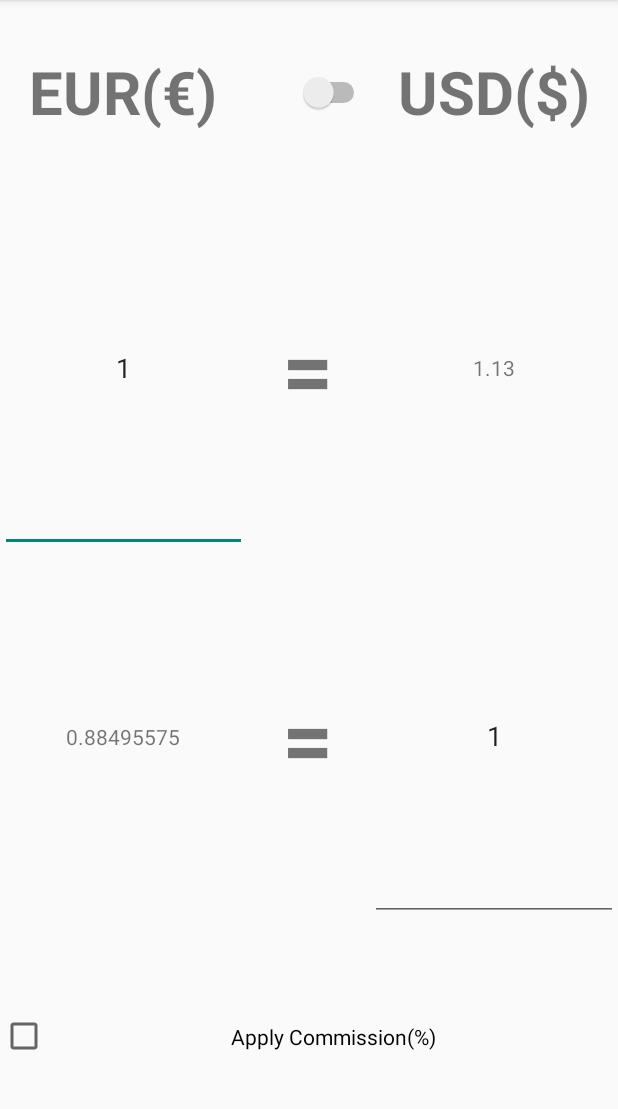
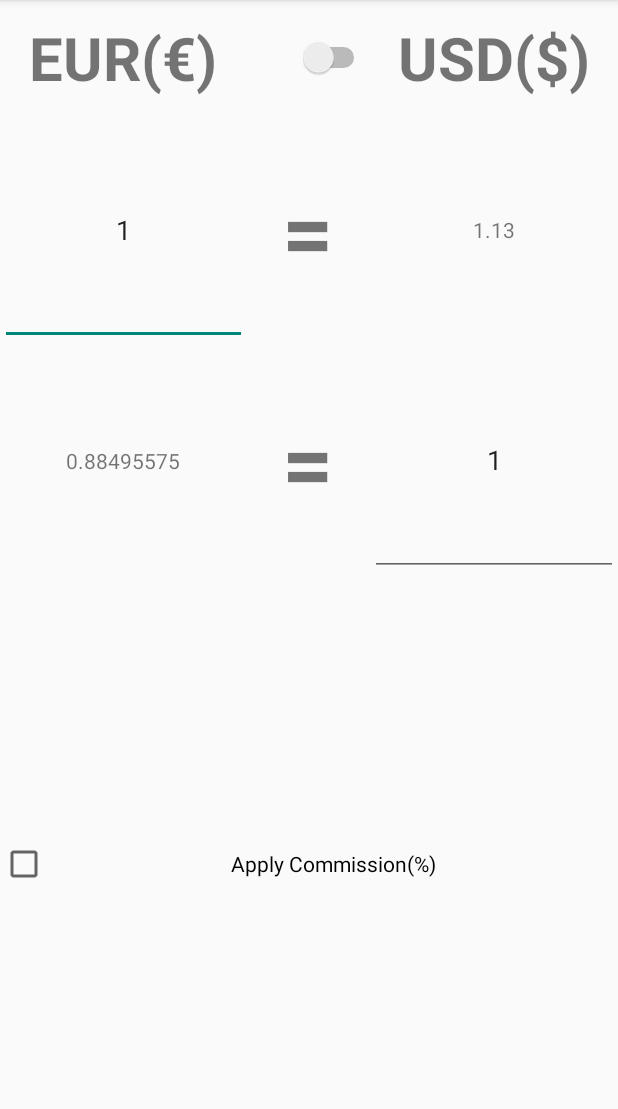
Before and after one commit to fitigf15/AndroidStudioProjects, an Android app: the screen it shows after launch (MainActivity), on a phone screen of 412 x 824 dp, the part 84-1193 px from its top. Run offline under Robolectric (Android 15) with nearby library versions, the phone set to English and light mode, and no system bars.

Commit message:
Added some comments and explanations

```diff
--- a/CurrencyConverter/app/src/main/java/com/example/victor/currencyconverter/MainActivity.java
+++ b/CurrencyConverter/app/src/main/java/com/example/victor/currencyconverter/MainActivity.java
@@ -16,21 +16,24 @@ import android.widget.TextView;
 
 
 public class MainActivity extends ActionBarActivity {
-    private double m_euroValue = 1.13;
+    private double m_euroValue = 1.13; // will determine the euro-dollar conversion, counting the Dollar as 1 and the Euro as 1.13
 
     @Override
     protected void onCreate(Bundle savedInstanceState) {
         super.onCreate(savedInstanceState);
         setContentView(R.layout.activity_main);
-        final TextView textEuroWc = (TextView) findViewById(R.id.textEuroWc);
-        final TextView textDollarWc = (TextView) findViewById(R.id.textDollarWc);
-        final TextView textConvertedDollar = (TextView) findViewById(R.id.textConvertedDollar);
-        final TextView textConvertedEuro = (TextView) findViewById(R.id.textConvertedEuro);
-        final EditText editDollar = (EditText) findViewById(R.id.editDollar);
-        final EditText editEuro = (EditText) findViewById(R.id.editEuro);
-        final EditText editCommission = (EditText) findViewById(R.id.editCommission);
-        final CheckBox checkCommission = (CheckBox) findViewById(R.id.checkCommission);
-        final Switch switchEuroUsd = (Switch) findViewById(R.id.switchEurUsd);
+        final TextView textEuroWc = (TextView) findViewById(R.id.textEuroWc); // will contain the converted value from Dollar to Euro applying a commission
+        final TextView textDollarWc = (TextView) findViewById(R.id.textDollarWc); // will contain the converted value from Euro to Dollar applying a commission
+        final TextView textConvertedDollar = (TextView) findViewById(R.id.textConvertedDollar); // will contain the converted value from Euro to Dollar
+        final TextView textConvertedEuro = (TextView) findViewById(R.id.textConvertedEuro); // will contain the converted value from Dollar to Euro
+        final EditText editDollar = (EditText) findViewById(R.id.editDollar); // will contain the value we want to convert from Dollar to Euro
+        final EditText editEuro = (EditText) findViewById(R.id.editEuro); // will contain the value we want to convert from Euro to Dollar
+        final EditText editCommission = (EditText) findViewById(R.id.editCommission); // will contain the commission we want to apply on the conversions
+        final CheckBox checkCommission = (CheckBox) findViewById(R.id.checkCommission); // will determine if we want to apply a commission or not on our conversions
+        final Switch switchEuroUsd = (Switch) findViewById(R.id.switchEurUsd); // will determine the focus on editEuro or editDollar
+
+        //listeners explained on the wiki
+
         editEuro.addTextChangedListener(new TextWatcher() {
             @Override
             public void beforeTextChanged(CharSequence s, int start, int count, int after) {
@@ -137,9 +140,9 @@ public class MainActivity extends ActionBarActivity {
                     editCommission.requestFocus();
                     if(editCommission.getText().length()==0){
                         textEuroWc.setVisibility(View.GONE);
-                        textEuroWc.setText("", TextView.BufferType.EDITABLE);
+                        textEuroWc.setText("");
                         textDollarWc.setVisibility(View.GONE);
-                        textDollarWc.setText("", TextView.BufferType.EDITABLE);
+                        textDollarWc.setText("");
                     }else{
                         textEuroWc.setVisibility(View.VISIBLE);
                         textDollarWc.setVisibility(View.VISIBLE);
@@ -159,9 +162,9 @@ public class MainActivity extends ActionBarActivity {
 
                 }else{
                     textEuroWc.setVisibility(View.GONE);
-                    textEuroWc.setText("", TextView.BufferType.EDITABLE);
+                    textEuroWc.setText("");
                     textDollarWc.setVisibility(View.GONE);
-                    textDollarWc.setText("", TextView.BufferType.EDITABLE);
+                    textDollarWc.setText("");
                     editCommission.setVisibility(View.GONE);
 
 
@@ -172,16 +175,14 @@ public class MainActivity extends ActionBarActivity {
             @Override
             public void onCheckedChanged(CompoundButton buttonView, boolean isChecked) {
                 if(isChecked){
-                    editEuro.clearFocus();
                     editDollar.requestFocus();
 
                 }else{
-                    editDollar.clearFocus();
                     editEuro.requestFocus();
                 }
             }
         });
-
+        //some sample values for the user to let him get started with the app and let him know how does it work
         editEuro.setText("1", TextView.BufferType.EDITABLE);
         editDollar.setText("1", TextView.BufferType.EDITABLE);
         editCommission.setText("10", TextView.BufferType.EDITABLE);
--- a/CurrencyConverter/app/src/main/res/layout/activity_main.xml
+++ b/CurrencyConverter/app/src/main/res/layout/activity_main.xml
@@ -2,15 +2,15 @@
     xmlns:tools="http://schemas.android.com/tools"
     tools:context=".MainActivity"
     xmlns:android="http://schemas.android.com/apk/res/android"
-    android:orientation="vertical"
     android:layout_width="fill_parent"
-    android:layout_height="fill_parent">
+    android:layout_height="fill_parent"
+    android:orientation="vertical">
 
     <LinearLayout
         android:orientation="horizontal"
         android:layout_width="fill_parent"
         android:layout_height="0dp"
-        android:layout_weight="4">
+        android:layout_weight="1">
 
         <LinearLayout
             android:orientation="vertical"
@@ -27,7 +27,7 @@
                 android:id="@+id/textEuro"
                 android:textAlignment="center"
                 android:textStyle="bold"
-                android:textSize="40dp"
+                android:textSize="40sp"
                 android:gravity="center" />
 
             <EditText
@@ -56,8 +56,7 @@
                     android:id="@+id/textConvertedEuro"
                     android:maxLength="10"
                     android:maxLines="1"
-                    android:gravity="center"
-                    android:numeric="decimal" />
+                    android:gravity="center" />
 
                 <TextView
                     android:layout_width="fill_parent"
@@ -67,7 +66,6 @@
                     android:maxLength="10"
                     android:maxLines="1"
                     android:gravity="center"
-                    android:numeric="decimal"
                     android:visibility="gone" />
             </LinearLayout>
         </LinearLayout>
@@ -92,7 +90,7 @@
                 android:id="@+id/textEquals1"
                 android:textAlignment="center"
                 android:textStyle="bold"
-                android:textSize="60dp"
+                android:textSize="60sp"
                 android:gravity="center" />
 
             <TextView
@@ -103,7 +101,7 @@
                 android:id="@+id/textEquals2"
                 android:gravity="center"
                 android:textStyle="bold"
-                android:textSize="60dp" />
+                android:textSize="60sp" />
 
         </LinearLayout>
 
@@ -122,9 +120,8 @@
                 android:id="@+id/textDollar"
                 android:textAlignment="center"
                 android:textStyle="bold"
-                android:textSize="40dp"
-                android:gravity="center"
-                android:numeric="decimal" />
+                android:textSize="40sp"
+                android:gravity="center" />
 
             <LinearLayout
                 android:orientation="vertical"
@@ -140,8 +137,7 @@
                     android:id="@+id/textConvertedDollar"
                     android:maxLines="1"
                     android:maxLength="10"
-                    android:gravity="center"
-                    android:numeric="decimal" />
+                    android:gravity="center" />
 
                 <TextView
                     android:layout_width="fill_parent"
@@ -151,7 +147,6 @@
                     android:maxLength="10"
                     android:maxLines="1"
                     android:gravity="center"
-                    android:numeric="decimal"
                     android:visibility="gone" />
             </LinearLayout>
 
@@ -190,10 +185,10 @@
             android:inputType="numberDecimal"
             android:ems="10"
             android:id="@+id/editCommission"
-            android:maxLines="10"
-            android:maxWidth="1dp"
+            android:maxLength="3"
             android:gravity="center"
             android:numeric="decimal"
+            android:maxLines="1"
             android:visibility="gone" />
     </LinearLayout>
 
```
